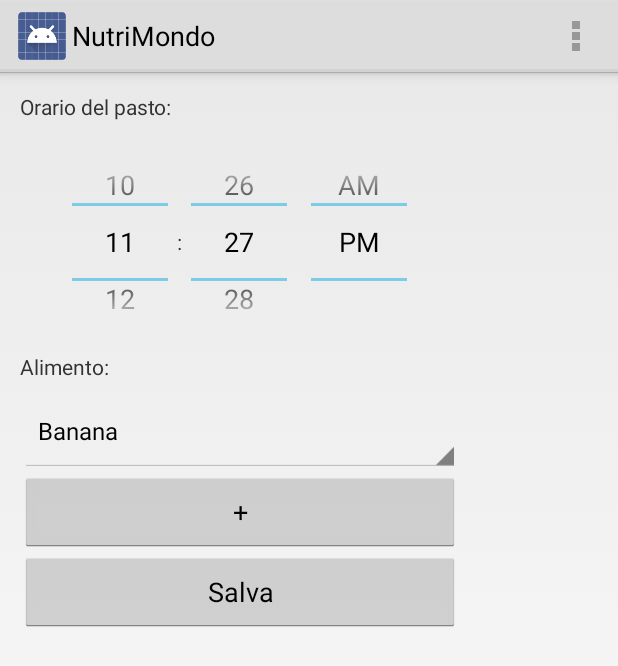
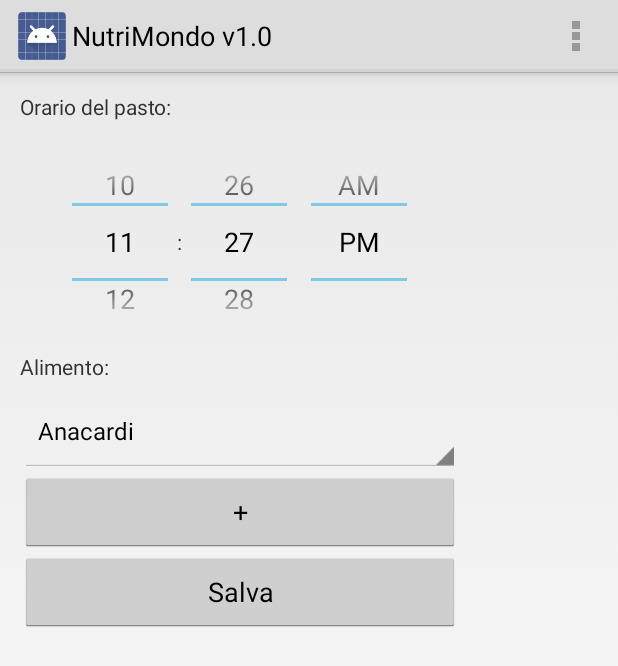
Before and after one commit to sensorario/nutrimondo, an Android app: the MainActivity screen opened directly, with no data from a screen before it, on a phone screen of 412 x 824 dp. Shown: the top 666 px of the screen. Run offline under Robolectric (Android 15) with nearby library versions, the phone set to English and light mode, and no system bars.

Commit message:
Added some aliments

```diff
--- a/NutriMondo/src/main/res/values/strings.xml
+++ b/NutriMondo/src/main/res/values/strings.xml
@@ -1,15 +1,28 @@
 <?xml version="1.0" encoding="utf-8"?>
 <resources>
 
-    <string name="app_name">NutriMondo</string>
+    <string name="app_name">NutriMondo v1.0</string>
     <string name="hello_world">Diario alimentare</string>
     <string name="action_settings">Settings</string>
     <string-array name="aliments">
+        <item>Anacardi</item>
+        <item>Arachidi</item>
         <item>Banana</item>
+        <item>Biscotti Secchi</item>
+        <item>Caffè</item>
+        <item>Caffè d\'Orzo</item>
+        <item>Cappuccino</item>
+        <item>Cappuccino alla Soia</item>
+        <item>Cavolo</item>
+        <item>Cipolla</item>
         <item>Cocomero</item>
-        <item>Cipolla</item>
+        <item>Crackers</item>
+        <item>Crackers Integrali</item>
         <item>Fagioli</item>
+        <item>Formaggio Spalmabile</item>
+        <item>Kamut Soffiato</item>
         <item>Insalata</item>
+        <item>Latte di Soia</item>
         <item>Lenticchie</item>
         <item>Mela</item>
         <item>Melanzana</item>
@@ -22,17 +35,24 @@
         <item>Pane di segale</item>
         <item>Pasta</item>
         <item>Pasta Integrale</item>
+        <item>Patate</item>
+        <item>Pavesini</item>
         <item>Piadina di segale</item>
+        <item>Piselli</item>
         <item>Pizza Prosciutto e Funghi</item>
         <item>Pizza Margherita</item>
+        <item>Pollo - Petto</item>
         <item>Prosciutto Crudo</item>
         <item>Prugne</item>
+        <item>Radicchio</item>
         <item>Soia Gialla</item>
         <item>Sottiletta Light</item>
+        <item>Tisana</item>
         <item>Tonno</item>
         <item>Yogurt Bianco Magro</item>
         <item>Yogurt Bianco Intero</item>
         <item>Yogurt ai Cereali</item>
+        <item>Yogurt alla Soia</item>
         <item>Uovo sodo</item>
         <item>Uovo in camicia</item>
         <item>Zucchine</item>
```
